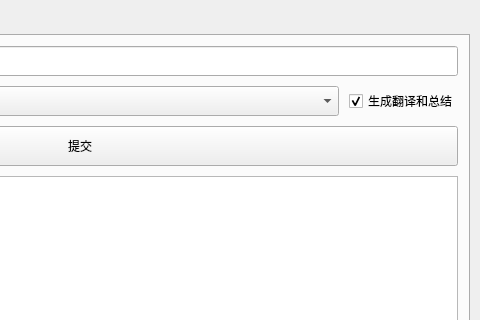
First picture: the form in main.ui, repository zwj-3193655211/AI-videoToText, before the edit; both pictures show x 320 to 800 and y 0 to 320 of the 800 by 600 pixel window.
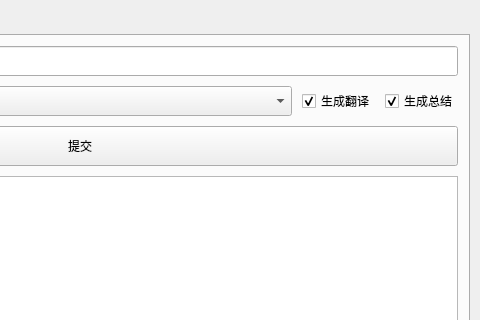
Second picture: the form after the edit.

Diff of the .ui file:
```diff
--- a/main.ui
+++ b/main.ui
@@ -137,7 +137,17 @@
           <item>
            <widget class="QCheckBox" name="checkBox_2">
             <property name="text">
-             <string>生成翻译和总结</string>
+             <string>生成翻译</string>
+            </property>
+            <property name="checked">
+             <bool>true</bool>
+            </property>
+           </widget>
+          </item>
+          <item>
+           <widget class="QCheckBox" name="checkBox_summary">
+            <property name="text">
+             <string>生成总结</string>
             </property>
             <property name="checked">
              <bool>true</bool>
```
Left out of the diff: 16 changed lines with no effect on the pictures.
